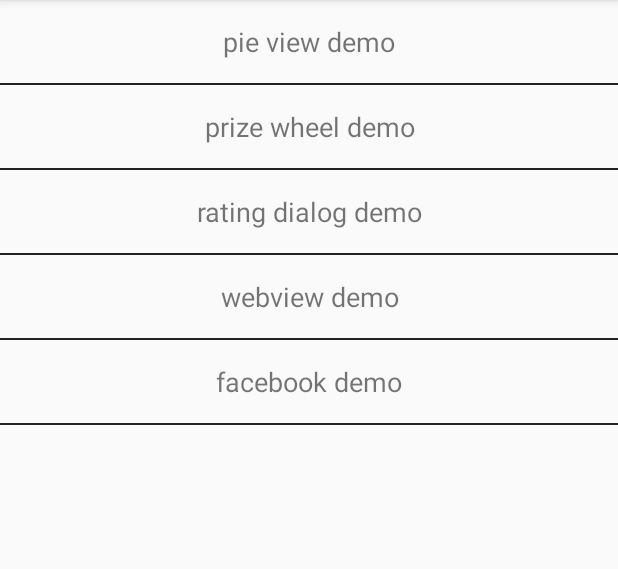
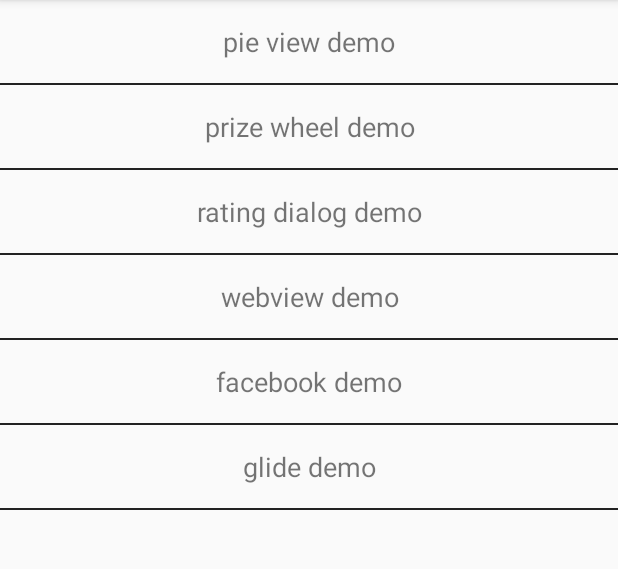
Before and after one commit to abc222/UITest, an Android app: the screen it shows after launch (MainActivity), on a phone screen of 412 x 824 dp, the part 84-653 px from its top. Run offline under Robolectric (Android 15) with nearby library versions, the phone set to English and light mode, and no system bars; libraries missing offline, so code that uses them is left out: com.facebook.ads; 1 statement that could not run was skipped.

Commit message:
change: 添加Glide test

```diff
--- a/app/src/main/java/com/example/xiaoxiong/uitest/MainActivity.java
+++ b/app/src/main/java/com/example/xiaoxiong/uitest/MainActivity.java
@@ -6,6 +6,7 @@
 import android.view.View;
 
 import com.example.xiaoxiong.uitest.facebooktest.FacebookNativeAdActivity;
+import com.example.xiaoxiong.uitest.openscreenpic.GlideTestActivity;
 import com.example.xiaoxiong.uitest.piechartdemo.PieViewTestActivity;
 import com.example.xiaoxiong.uitest.prizewheeldemo.PrizeWheelActivity;
 import com.example.xiaoxiong.uitest.ratingdialog.AppRaterActivity;
@@ -23,6 +24,7 @@
         findViewById(R.id.rating_dialog_test).setOnClickListener(this);
         findViewById(R.id.webview_test).setOnClickListener(this);
         findViewById(R.id.facebook_test).setOnClickListener(this);
+        findViewById(R.id.glide_test).setOnClickListener(this);
     }
 
     @Override
@@ -47,6 +49,9 @@
             case R.id.facebook_test:
                 Intent intent5 = new Intent(this, FacebookNativeAdActivity.class);
                 startActivity(intent5);
+            case R.id.glide_test:
+                Intent intent6 = new Intent(this, GlideTestActivity.class);
+                startActivity(intent6);
                 default:
                     break;
         }
--- a/app/src/main/res/layout/activity_glide_test.xml
+++ b/app/src/main/res/layout/activity_glide_test.xml
@@ -7,4 +7,9 @@
     android:layout_height="match_parent"
     tools:context=".openscreenpic.GlideTestActivity">
 
+    <ImageView
+        android:id="@+id/imageView"
+        android:layout_width="wrap_content"
+        android:layout_height="wrap_content"/>
+
 </android.support.constraint.ConstraintLayout>
--- a/app/src/main/res/layout/activity_main.xml
+++ b/app/src/main/res/layout/activity_main.xml
@@ -79,4 +79,20 @@
         android:layout_width="match_parent"
         android:layout_height="1dp"
         android:background="#222"/>
+
+    <TextView
+        android:id="@+id/glide_test"
+        android:layout_width="match_parent"
+        android:layout_height="wrap_content"
+        android:gravity="center"
+        android:paddingTop="15dp"
+        android:paddingBottom="15dp"
+        android:text="glide demo"
+        android:textSize="18sp"/>
+
+    <View
+        android:layout_width="match_parent"
+        android:layout_height="1dp"
+        android:background="#222"/>
+
 </LinearLayout>
```
Also changed, not shown: app/src/main/java/com/example/xiaoxiong/uitest/openscreenpic/GlideTestActivity.java (+12 -0 lines).
